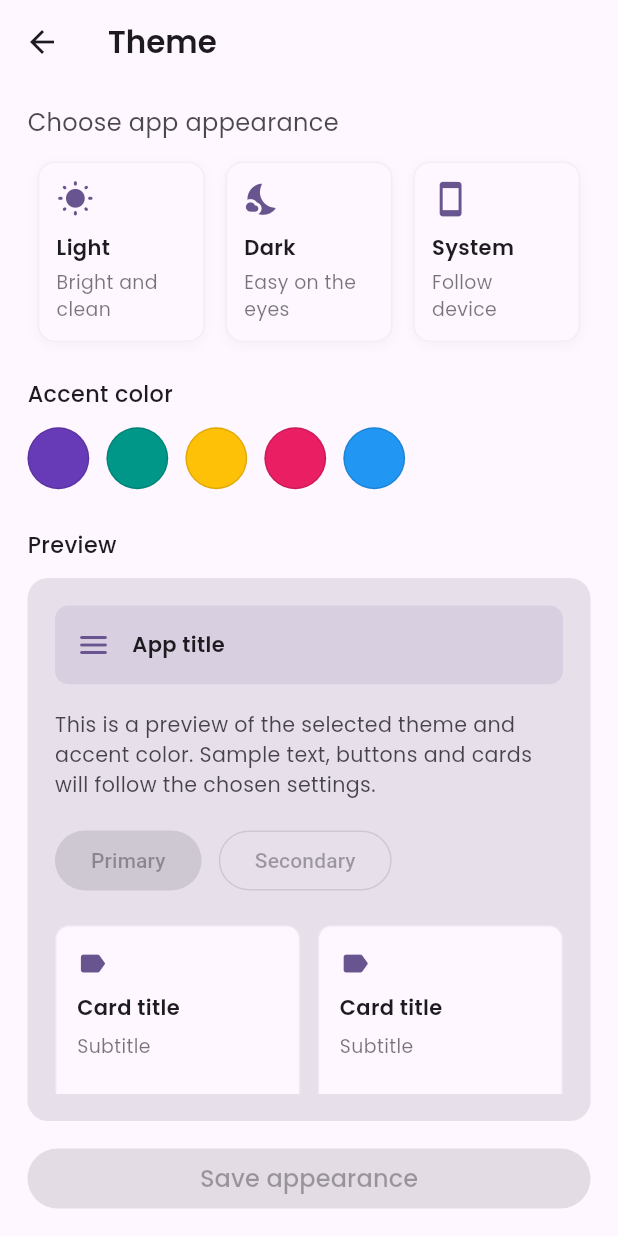
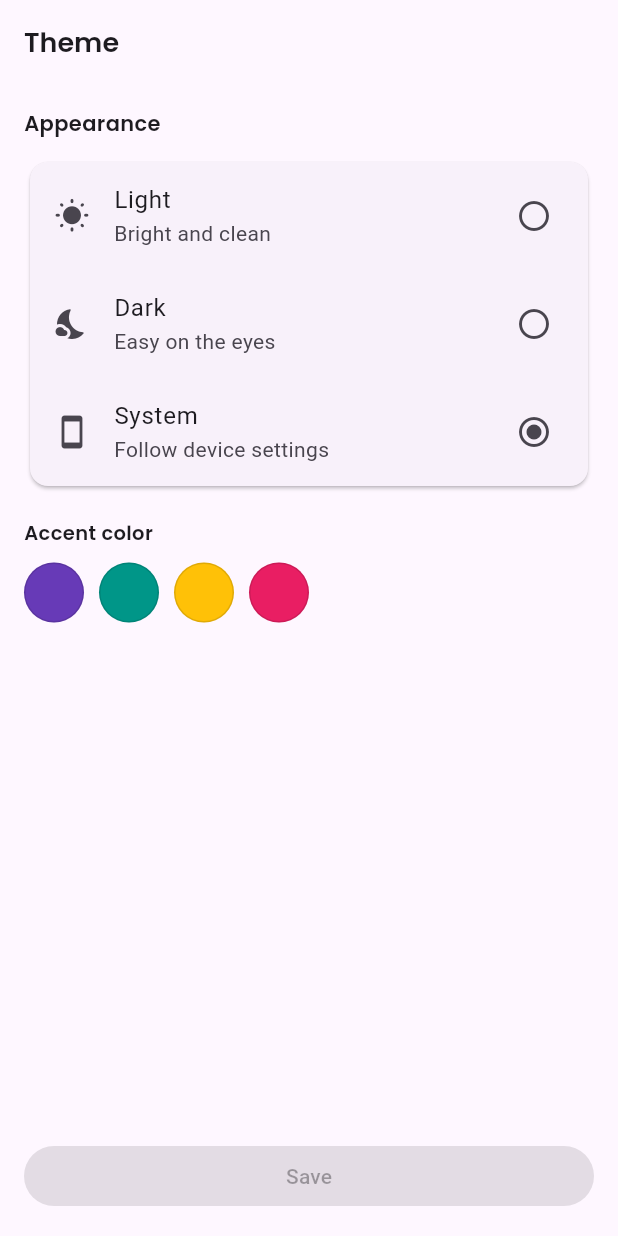
Before and after one commit to The-IK11/Lactose-App---Provider, a Flutter app: the ThemeChangerScreen screen opened directly, on a phone screen of 412 x 824 dp. Run offline on Flutter 3.47's test engine with Material 3 defaults, Android fonts, the phone set to English and light mode, and no system bars; our stand-ins replace flutter_screenutil, google_fonts.

Commit message:
Update main.dart to set ThemeChangerScreen as home and refactor ThemeChangerScreen layout and styles

```diff
--- a/lib/main.dart
+++ b/lib/main.dart
@@ -3,6 +3,7 @@ import 'package:flutter_screenutil/flutter_screenutil.dart';
 import 'package:lactos_app_with_provider/presentation/counter_screen.dart';
 import 'package:lactos_app_with_provider/presentation/favorite_screen.dart';
 import 'package:lactos_app_with_provider/presentation/slider_progress_indicator.dart';
+import 'package:lactos_app_with_provider/presentation/theme_changer_screen.dart';
 import 'package:lactos_app_with_provider/provider/counter_provider.dart';
 import 'package:lactos_app_with_provider/provider/favorite_provider.dart';
 import 'package:lactos_app_with_provider/provider/slider_provider.dart';
@@ -38,7 +39,7 @@ class MyApp extends StatelessWidget {
 
           colorScheme: .fromSeed(seedColor: Colors.deepPurple),
                 ),
-                home: const FavoriteScreen(),
+                home: const ThemeChangerScreen(),
               ),
         );});
   }
--- a/lib/presentation/theme_changer_screen.dart
+++ b/lib/presentation/theme_changer_screen.dart
@@ -1,5 +1,4 @@
 import 'package:flutter/material.dart';
-import 'package:flutter_screenutil/flutter_screenutil.dart';
 import 'package:google_fonts/google_fonts.dart';
 
 class ThemeChangerScreen extends StatelessWidget {
@@ -11,162 +10,66 @@ class ThemeChangerScreen extends StatelessWidget {
 
     return Scaffold(
       appBar: AppBar(
-        title: Text(
-          'Theme',
-          style: GoogleFonts.poppins(fontSize: 18.sp, fontWeight: FontWeight.w600),
-        ),
+        title: Text('Theme', style: GoogleFonts.poppins(fontSize: 18, fontWeight: FontWeight.w600)),
         backgroundColor: Colors.transparent,
         elevation: 0,
         foregroundColor: colorScheme.onSurface,
       ),
       body: Padding(
-        padding: EdgeInsets.symmetric(horizontal: 16.w, vertical: 12.h),
+        padding: const EdgeInsets.all(16.0),
         child: Column(
           crossAxisAlignment: CrossAxisAlignment.start,
           children: [
-            Text(
-              'Choose app appearance',
-              style: GoogleFonts.poppins(
-                fontSize: 14.sp,
-                color: colorScheme.onSurface.withOpacity(0.8),
+            Text('Appearance', style: GoogleFonts.poppins(fontSize: 14, fontWeight: FontWeight.w600)),
+            const SizedBox(height: 12),
+
+            // Simple option list (visual only)
+            Card(
+              child: Column(
+                children: const [
+                  ListTile(
+                    leading: Icon(Icons.wb_sunny_rounded),
+                    title: Text('Light'),
+                    subtitle: Text('Bright and clean'),
+                    trailing: Icon(Icons.radio_button_unchecked),
+                  ),
+                  ListTile(
+                    leading: Icon(Icons.nights_stay_rounded),
+                    title: Text('Dark'),
+                    subtitle: Text('Easy on the eyes'),
+                    trailing: Icon(Icons.radio_button_unchecked),
+                  ),
+                  ListTile(
+                    leading: Icon(Icons.smartphone_rounded),
+                    title: Text('System'),
+                    subtitle: Text('Follow device settings'),
+                    trailing: Icon(Icons.radio_button_checked),
+                  ),
+                ],
               ),
             ),
-            SizedBox(height: 12.h),
 
-            // Theme option cards
+            const SizedBox(height: 18),
+            Text('Accent color', style: GoogleFonts.poppins(fontSize: 13, fontWeight: FontWeight.w600)),
+            const SizedBox(height: 10),
+
+            // Simple color swatches
             Row(
-              mainAxisAlignment: MainAxisAlignment.spaceBetween,
               children: [
-                _ThemeOptionCard(
-                  title: 'Light',
-                  icon: Icons.wb_sunny_rounded,
-                  subtitle: 'Bright and clean',
-                ),
-                _ThemeOptionCard(
-                  title: 'Dark',
-                  icon: Icons.nights_stay_rounded,
-                  subtitle: 'Easy on the eyes',
-                ),
-                _ThemeOptionCard(
-                  title: 'System',
-                  icon: Icons.smartphone_rounded,
-                  subtitle: 'Follow device',
-                ),
+                _SimpleSwatch(color: Colors.deepPurple),
+                const SizedBox(width: 10),
+                _SimpleSwatch(color: Colors.teal),
+                const SizedBox(width: 10),
+                _SimpleSwatch(color: Colors.amber),
+                const SizedBox(width: 10),
+                _SimpleSwatch(color: Colors.pink),
               ],
             ),
 
-            SizedBox(height: 20.h),
-
-            Text(
-              'Accent color',
-              style: GoogleFonts.poppins(fontSize: 13.sp, fontWeight: FontWeight.w500),
-            ),
-            SizedBox(height: 10.h),
-
-            // Color swatches
-            Row(
-              children: [
-                _ColorSwatch(color: Colors.deepPurple),
-                SizedBox(width: 10.w),
-                _ColorSwatch(color: Colors.teal),
-                SizedBox(width: 10.w),
-                _ColorSwatch(color: Colors.amber),
-                SizedBox(width: 10.w),
-                _ColorSwatch(color: Colors.pink),
-                SizedBox(width: 10.w),
-                _ColorSwatch(color: Colors.blue),
-              ],
-            ),
-
-            SizedBox(height: 22.h),
-
-            Text(
-              'Preview',
-              style: GoogleFonts.poppins(fontSize: 13.sp, fontWeight: FontWeight.w500),
-            ),
-            SizedBox(height: 10.h),
-
-            // Preview card
-            Expanded(
-              child: Container(
-                width: double.infinity,
-                padding: EdgeInsets.all(16.w),
-                decoration: BoxDecoration(
-                  borderRadius: BorderRadius.circular(12.r),
-                  color: colorScheme.surfaceVariant,
-                ),
-                child: Column(
-                  crossAxisAlignment: CrossAxisAlignment.start,
-                  children: [
-                    Container(
-                      height: 44.h,
-                      decoration: BoxDecoration(
-                        color: colorScheme.primary.withOpacity(0.12),
-                        borderRadius: BorderRadius.circular(8.r),
-                      ),
-                      child: Row(
-                        children: [
-                          SizedBox(width: 12.w),
-                          Icon(Icons.menu_rounded, color: colorScheme.primary),
-                          SizedBox(width: 12.w),
-                          Text('App title', style: GoogleFonts.poppins(fontWeight: FontWeight.w600)),
-                        ],
-                      ),
-                    ),
-                    SizedBox(height: 14.h),
-                    Text(
-                      'This is a preview of the selected theme and accent color. Sample text, buttons and cards will follow the chosen settings.',
-                      style: GoogleFonts.poppins(fontSize: 12.sp, color: colorScheme.onSurface.withOpacity(0.8)),
-                    ),
-                    SizedBox(height: 14.h),
-                    Row(
-                      children: [
-                        ElevatedButton(onPressed: null, child: Text('Primary')),
-                        SizedBox(width: 10.w),
-                        OutlinedButton(onPressed: null, child: Text('Secondary')),
-                      ],
-                    ),
-                    SizedBox(height: 16.h),
-                    Expanded(
-                      child: GridView.count(
-                        crossAxisCount: 2,
-                        crossAxisSpacing: 10.w,
-                        mainAxisSpacing: 10.h,
-                        children: List.generate(
-                          4,
-                          (index) => Container(
-                            padding: EdgeInsets.all(12.w),
-                            decoration: BoxDecoration(
-                              color: colorScheme.surface,
-                              borderRadius: BorderRadius.circular(8.r),
-                              border: Border.all(color: colorScheme.outline.withOpacity(0.12)),
-                            ),
-                            child: Column(
-                              crossAxisAlignment: CrossAxisAlignment.start,
-                              children: [
-                                Icon(Icons.label_rounded, size: 18.sp, color: colorScheme.primary),
-                                SizedBox(height: 8.h),
-                                Text('Card title', style: GoogleFonts.poppins(fontWeight: FontWeight.w600)),
-                                SizedBox(height: 6.h),
-                                Text('Subtitle', style: GoogleFonts.poppins(fontSize: 11.sp, color: colorScheme.onSurface.withOpacity(0.6))),
-                              ],
-                            ),
-                          ),
-                        ),
-                      ),
-                    ),
-                  ],
-                ),
-              ),
-            ),
-
-            SizedBox(height: 12.h),
+            const Spacer(),
             SizedBox(
               width: double.infinity,
-              child: ElevatedButton(
-                onPressed: null,
-                child: Text('Save appearance', style: GoogleFonts.poppins(fontSize: 14.sp)),
-              ),
+              child: ElevatedButton(onPressed: null, child: const Text('Save')),
             ),
           ],
         ),
@@ -175,59 +78,17 @@ class ThemeChangerScreen extends StatelessWidget {
   }
 }
 
-class _ThemeOptionCard extends StatelessWidget {
-  final String title;
-  final String subtitle;
-  final IconData icon;
-
-  const _ThemeOptionCard({required this.title, required this.subtitle, required this.icon});
-
-  @override
-  Widget build(BuildContext context) {
-    final colorScheme = Theme.of(context).colorScheme;
-
-    return Expanded(
-      child: Container(
-        margin: EdgeInsets.symmetric(horizontal: 6.w),
-        padding: EdgeInsets.all(10.w),
-        decoration: BoxDecoration(
-          color: colorScheme.surface,
-          borderRadius: BorderRadius.circular(10.r),
-          border: Border.all(color: colorScheme.outline.withOpacity(0.08)),
-          boxShadow: [
-            BoxShadow(color: colorScheme.shadow.withOpacity(0.03), blurRadius: 6, offset: const Offset(0, 2)),
-          ],
-        ),
-        child: Column(
-          crossAxisAlignment: CrossAxisAlignment.start,
-          children: [
-            Icon(icon, color: colorScheme.primary, size: 22.sp),
-            SizedBox(height: 8.h),
-            Text(title, style: GoogleFonts.poppins(fontWeight: FontWeight.w600)),
-            SizedBox(height: 4.h),
-            Text(subtitle, style: GoogleFonts.poppins(fontSize: 11.sp, color: colorScheme.onSurface.withOpacity(0.6))),
-          ],
-        ),
-      ),
-    );
-  }
-}
-
-class _ColorSwatch extends StatelessWidget {
+class _SimpleSwatch extends StatelessWidget {
   final Color color;
 
-  const _ColorSwatch({required this.color});
+  const _SimpleSwatch({required this.color});
 
   @override
   Widget build(BuildContext context) {
     return Container(
-      width: 36.w,
-      height: 36.w,
-      decoration: BoxDecoration(
-        shape: BoxShape.circle,
-        color: color,
-        border: Border.all(color: Colors.black12),
-      ),
+      width: 40,
+      height: 40,
+      decoration: BoxDecoration(color: color, shape: BoxShape.circle, border: Border.all(color: Colors.black12)),
     );
   }
 }
```
